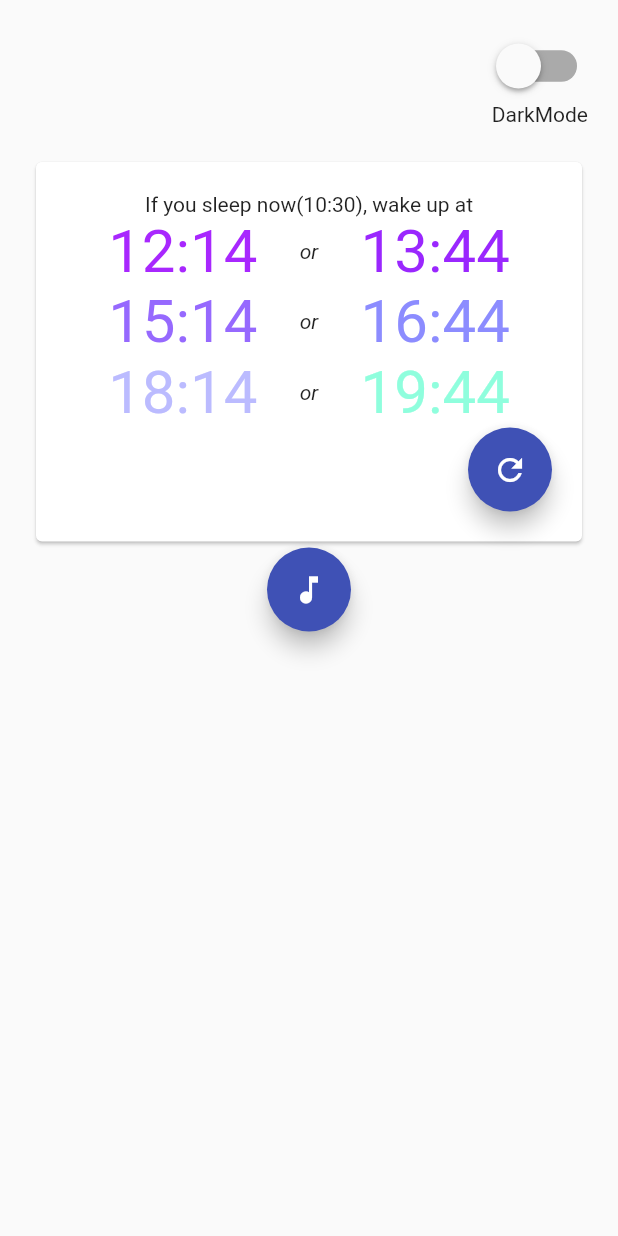
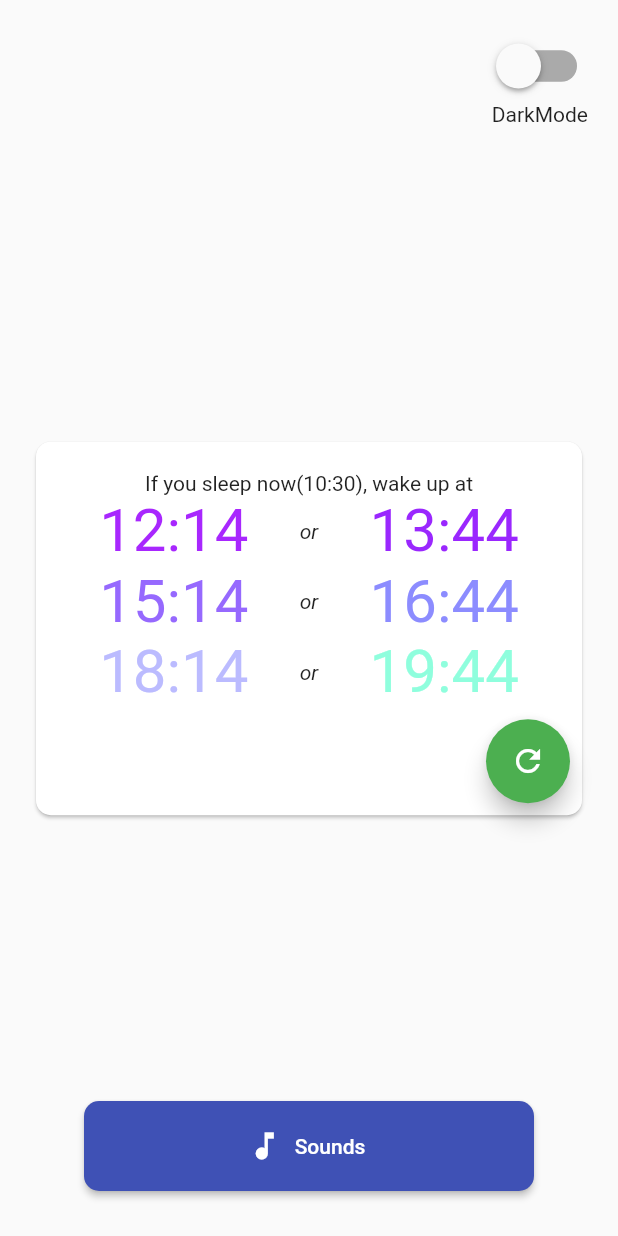
Before and after one commit to RohanGautam/snoozy, a Flutter app: the screen it shows after launch, on a phone screen of 412 x 824 dp. Run offline on Flutter 3.47's test engine with Material 2 defaults, Android fonts, the phone set to English and light mode, and no system bars; our stand-ins replace audioplayers, dynamic_theme, shared_preferences.

Commit message:
ui change and app name change

```diff
--- a/lib/main.dart
+++ b/lib/main.dart
@@ -4,7 +4,7 @@ import 'package:intl/intl.dart';
 import 'package:shared_preferences/shared_preferences.dart';
 import 'package:dynamic_theme/dynamic_theme.dart';
 import 'package:audioplayers/audioplayers.dart';
-import 'package:snoozy_app/sounds.dart';
+import 'package:Snoozy/sounds.dart';
 
 void main() async {
   await SystemChrome.setPreferredOrientations([DeviceOrientation.portraitUp]);// making it potrait-only
@@ -94,7 +94,10 @@ class _MyHomePageState extends State<MyHomePage> {
             children: <Widget>[
               Transform.scale(
                 scale: 1.5,
-                child: Switch(value: _switchValue, onChanged: changeTheme),
+                child: Switch(
+                  value: _switchValue,
+                  onChanged: changeTheme,
+                ),
               ),
               Text("DarkMode")
             ],
@@ -142,42 +145,43 @@ class _MyHomePageState extends State<MyHomePage> {
       );
     }
 
+    Widget _refreshButton(){
+      return Padding(
+        padding: const EdgeInsets.all(8.0),
+        child: FloatingActionButton(
+          heroTag: "refreshButton",
+          tooltip: 'Refresh',
+          backgroundColor: Colors.green,
+          onPressed: _refreshTime,
+          child: Icon(Icons.refresh),
+        ),
+      );
+    }
+
     return Container(
       padding: EdgeInsets.only(left: 20, right: 20),
       child: Card(
-        child: Container(
-          padding: EdgeInsets.all(20),
+        shape: RoundedRectangleBorder(borderRadius: BorderRadius.circular(10.0)),
+        child: Column(
+          children: <Widget>[
+            Padding(
+              padding: const EdgeInsets.only(left: 8, right: 8, top: 20),
               child: Column(
                 children: <Widget>[
                   Text(
                     "If you sleep now($currentTimeStr), wake up at",
                   ),
                   _timeStringsWidget(),
-              // Text(
-              //   "${DateFormat('kk:mm').format(timesToWake[0])}, ${DateFormat('kk:mm').format(timesToWake[1])}",
-              //   style: TextStyle(fontSize: 40, color: Color.fromRGBO(168, 39, 254, 1)),
-              // ),
-              // Text(
-              //   " ${DateFormat('kk:mm').format(timesToWake[2])}, ${DateFormat('kk:mm').format(timesToWake[3])}",
-              //   style: TextStyle(fontSize: 40, color: Color.fromRGBO(140, 140, 255, 1)),
-              // ),
-              // Text(
-              //   "${DateFormat('kk:mm').format(timesToWake[4])}, ${DateFormat('kk:mm').format(timesToWake[5])}",
-              //   style: TextStyle(fontSize: 40, color: Color.fromRGBO(143, 254, 221, 1)),
-              // ),
+                ],
+              ),
+            ),
             Row(
               mainAxisAlignment: MainAxisAlignment.end,
               children: <Widget>[
-                  FloatingActionButton(
-                    heroTag: "refreshButton",
-                    onPressed: _refreshTime,
-                    tooltip: 'Refresh',
-                    child: Icon(Icons.refresh),
-                  )
+                _refreshButton()
               ],
             )
           ],
-          ),
         ),
       ),
     );
@@ -205,11 +209,24 @@ class _MyHomePageState extends State<MyHomePage> {
     return Row(
       mainAxisAlignment: MainAxisAlignment.center,
       children: <Widget>[
-        FloatingActionButton(
-          heroTag: "soundsNavButton",
-          tooltip: "Go to sounds page",
-          child: Icon(Icons.music_note),
+        Padding(
+          padding: const EdgeInsets.fromLTRB(0, 0, 0, 30),
+          child: ButtonTheme(
+            height: 60,
+            minWidth: 300,
+            child: RaisedButton.icon(
+              shape: RoundedRectangleBorder(borderRadius: BorderRadius.circular(10.0)),
               onPressed: () => _soundsPage(context, Sounds), //this is a shorthand if you want to pass a function with parameters
+              icon: Icon(Icons.music_note, color: Colors.white,),
+              label: Text("Sounds",style: TextStyle(color: Colors.white)),
+            ),
+          ),
+          // child: FloatingActionButton(
+          //   heroTag: "soundsNavButton",
+          //   tooltip: "Go to sounds page",
+          //   child: Icon(Icons.music_note),
+          //   onPressed:
+          // ),
         )
       ],
     );
@@ -219,7 +236,7 @@ class _MyHomePageState extends State<MyHomePage> {
   Widget build(BuildContext context) {
     return Scaffold(
       body: Column(
-        // mainAxisAlignment: MainAxisAlignment.center,
+        mainAxisAlignment: MainAxisAlignment.spaceBetween,
         children: <Widget>[
           themeToggler(),
           sleepCard(now),
--- a/lib/sounds.dart
+++ b/lib/sounds.dart
@@ -162,8 +162,8 @@ class _SoundsState extends State<Sounds> {
       minWidth: 300,
       height: 60,
       child: RaisedButton(
-        onPressed: () =>
-            _sendDataBack(context, isPlaying, playerLoopController,),
+        shape: RoundedRectangleBorder(borderRadius: BorderRadius.circular(10.0)),
+        onPressed: () =>_sendDataBack(context, isPlaying, playerLoopController,),
         child: Text('Back', style: TextStyle(color: Colors.white),),
       ),
     );
--- a/pubspec.yaml
+++ b/pubspec.yaml
@@ -1,4 +1,4 @@
-name: snoozy_app
+name: Snoozy
 description: A new Flutter project.
 
 # The following defines the version and build number for your application.
```
Lines whose indentation alone changed are shown as unchanged.
